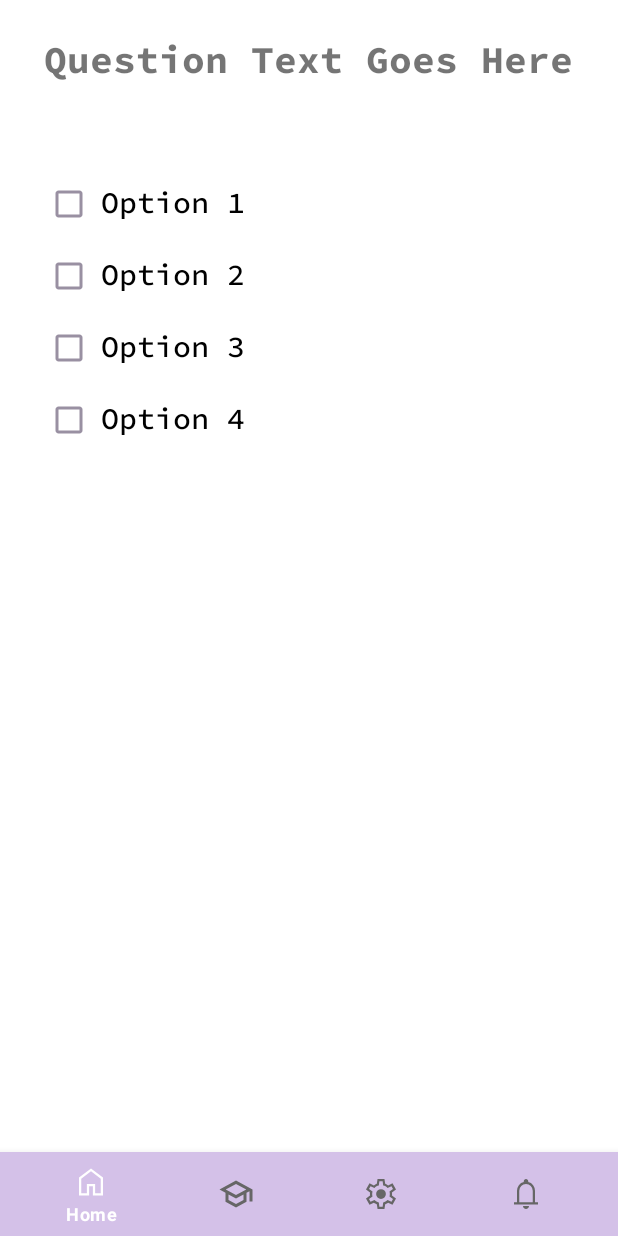
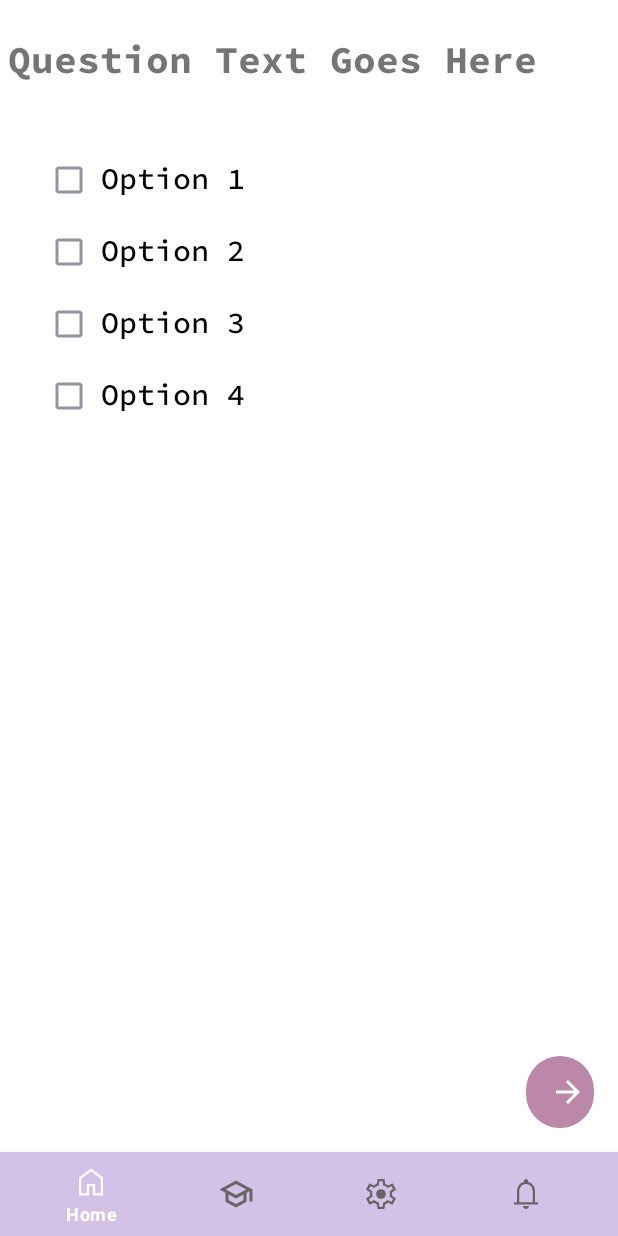
Before and after one commit to Learn-IT-Organization/mobile-app, an Android app: the MultipleChoiceQuizFragment screen opened through its navigation route, on a phone screen of 412 x 824 dp. Run offline under Robolectric (Android 15) with nearby library versions, the phone set to English and light mode, and no system bars; our stand-ins replace navigation-ui; libraries missing offline, so code that uses them is left out: com.franmontiel.persistentcookiejar; pictures from the network do not load; Roboto replaces fonts that are not available here; 4 statements that could not run were skipped.

Commit message:
#79: Bug fixed

```diff
--- a/app/src/main/java/com/example/learnit/data/ApiConstants.kt
+++ b/app/src/main/java/com/example/learnit/data/ApiConstants.kt
@@ -2,7 +2,7 @@ package com.example.learnit.data
 
 object ApiConstants {
 
-    const val API_BASE_URL = "http://192.168.0.103:3306/"
+    const val API_BASE_URL = "http://192.168.1.138:3306/"
     //change it to your own ipv4 address
     const val TOKEN = "token"
     const val EXPIRATION_TIME = "expirationTime"
--- a/app/src/main/java/com/example/learnit/ui/feature/courses/quiz/fragment/MultipleChoiceQuizFragment.kt
+++ b/app/src/main/java/com/example/learnit/ui/feature/courses/quiz/fragment/MultipleChoiceQuizFragment.kt
@@ -7,7 +7,7 @@ import android.util.Log
 import android.view.LayoutInflater
 import android.view.View
 import android.view.ViewGroup
-import androidx.fragment.app.viewModels
+import androidx.fragment.app.activityViewModels
 import com.example.learnit.data.SharedPreferences
 import com.example.learnit.databinding.FragmentQuizMultipleChoiceBinding
 import com.example.learnit.ui.feature.courses.quiz.QuizButtonClickListener
@@ -17,10 +17,9 @@ import java.util.Date
 
 class MultipleChoiceQuizFragment : BaseQuizFragment(), QuizButtonClickListener {
     override lateinit var binding: FragmentQuizMultipleChoiceBinding
+    override val viewModel: SharedQuizViewModel by activityViewModels()
+    override val TAG: String = MultipleChoiceQuizFragment::class.java.simpleName
 
-    override val viewModel: SharedQuizViewModel by viewModels()
-
-    override val TAG: String = MultipleChoiceQuizFragment::class.java.simpleName
     private var currentQuestion: QuestionsAnswersModel? = null
 
     private var courseId: Int = -1
@@ -45,6 +44,15 @@ class MultipleChoiceQuizFragment : BaseQuizFragment(), QuizButtonClickListener {
         }
 
         return binding.root
+    }
+
+    override fun onViewCreated(view: View, savedInstanceState: Bundle?) {
+        super.onViewCreated(view, savedInstanceState)
+
+        binding.checkAndSubmitButton.setOnClickListener {
+            onNextButtonClicked()
+        }
+
     }
 
     private fun clearCheckBoxes() {
@@ -73,6 +81,7 @@ class MultipleChoiceQuizFragment : BaseQuizFragment(), QuizButtonClickListener {
         Log.d(TAG, "question id:${currentQuestion?.questionId}")
         Log.d(TAG, "multiple_choice onNextButtonClicked")
         clearCheckBoxes()
+        QuizFragment.viewPager.currentItem += 1
     }
 
     private fun getSelectedAnswers(): List<Boolean> {
--- /dev/null
+++ b/app/src/main/res/drawable/arrow_next.xml
@@ -0,0 +1,5 @@
+<vector android:autoMirrored="true" android:height="24dp"
+    android:tint="#000000" android:viewportHeight="24"
+    android:viewportWidth="24" android:width="24dp" xmlns:android="http://schemas.android.com/apk/res/android">
+    <path android:fillColor="@android:color/white" android:pathData="M12,4l-1.41,1.41L16.17,11H4v2h12.17l-5.58,5.59L12,20l8,-8z"/>
+</vector>
--- a/app/src/main/res/layout/fragment_quiz_multiple_choice.xml
+++ b/app/src/main/res/layout/fragment_quiz_multiple_choice.xml
@@ -1,67 +1,93 @@
-<ScrollView
+<?xml version="1.0" encoding="utf-8"?>
+<androidx.constraintlayout.widget.ConstraintLayout
     xmlns:android="http://schemas.android.com/apk/res/android"
-    android:layout_width="match_parent"
-    android:layout_height="match_parent">
-
-<RelativeLayout xmlns:android="http://schemas.android.com/apk/res/android"
+    xmlns:app="http://schemas.android.com/apk/res-auto"
     android:layout_width="match_parent"
     android:layout_height="match_parent">
 
     <TextView
         android:id="@+id/questionTextView"
         style="@style/subtitle_style"
-        android:layout_width="wrap_content"
+        android:layout_width="0dp"
         android:layout_height="wrap_content"
-        android:layout_centerHorizontal="true"
+        android:layout_marginTop="16dp"
+        android:text="Question Text Goes Here"
         android:textSize="25sp"
-        android:layout_marginTop="16dp"
-        android:text="Question Text Goes Here" />
+        app:layout_constraintEnd_toEndOf="parent"
+        app:layout_constraintStart_toStartOf="parent"
+        app:layout_constraintTop_toTopOf="parent"
+        />
+
+    <ScrollView
+        android:layout_width="0dp"
+        android:layout_height="0dp"
+        app:layout_constraintTop_toBottomOf="@+id/questionTextView"
+        app:layout_constraintEnd_toEndOf="parent"
+        app:layout_constraintStart_toStartOf="parent"
+        app:layout_constraintBottom_toTopOf="@+id/checkAndSubmitButton"
+        >
 
         <LinearLayout
             android:id="@+id/optionsLinearLayout"
             style="@style/subtitle_style"
             android:layout_width="match_parent"
             android:layout_height="wrap_content"
-        android:layout_below="@id/questionTextView"
-        android:layout_centerHorizontal="true"
-        android:layout_marginTop="16dp"
             android:orientation="vertical"
-        android:padding="30dp">
+            android:padding="30dp"
+            >
 
             <CheckBox
                 android:id="@+id/option1CheckBox"
                 style="@style/paragraph_style"
-            android:textSize="20dp"
                 android:layout_width="wrap_content"
                 android:layout_height="wrap_content"
-            android:text="Option 1" />
+                android:text="Option 1"
+                android:textSize="20dp"
+                />
 
             <CheckBox
                 android:id="@+id/option2CheckBox"
                 style="@style/paragraph_style"
-            android:textSize="20dp"
                 android:layout_width="wrap_content"
                 android:layout_height="wrap_content"
-            android:text="Option 2" />
+                android:text="Option 2"
+                android:textSize="20dp"
+                />
 
             <CheckBox
                 android:id="@+id/option3CheckBox"
                 style="@style/paragraph_style"
-            android:textSize="20dp"
                 android:layout_width="wrap_content"
                 android:layout_height="wrap_content"
-            android:text="Option 3" />
+                android:text="Option 3"
+                android:textSize="20dp"
+                />
 
             <CheckBox
                 android:id="@+id/option4CheckBox"
                 style="@style/paragraph_style"
-            android:textSize="20dp"
                 android:layout_width="wrap_content"
                 android:layout_height="wrap_content"
-            android:text="Option 4" />
+                android:text="Option 4"
+                android:textSize="20dp"
+                />
 
         </LinearLayout>
 
-</RelativeLayout>
+    </ScrollView>
 
-</ScrollView>
+    <Button
+        android:id="@+id/checkAndSubmitButton"
+        style="@style/custom_button"
+        android:layout_width="45dp"
+        android:layout_height="wrap_content"
+        android:layout_margin="16dp"
+        app:icon="@drawable/arrow_next"
+        app:circularflow_viewCenter="@drawable/arrow_next"
+        app:layout_constraintBottom_toBottomOf="parent"
+        app:layout_constraintEnd_toEndOf="parent"
+        android:layout_marginBottom="16dp"
+        android:layout_marginEnd="16dp"
+        />
+
+</androidx.constraintlayout.widget.ConstraintLayout>
--- a/app/src/main/res/values/strings.xml
+++ b/app/src/main/res/values/strings.xml
@@ -22,4 +22,5 @@
     <string name="user_level">User Level</string>
     <string name="submit">Submit</string>
     <string name="user_level_beginner">User Level: begginer</string>
+    <string name="next">next</string>
 </resources>
--- a/app/src/main/res/values/styles.xml
+++ b/app/src/main/res/values/styles.xml
@@ -43,13 +43,13 @@
 
     <style name="title_style">
         <item name="fontFamily">@font/source_code_pro_bold</item>
-        <item name="android:textSize">25sp</item>
+        <item name="android:textSize">22sp</item>
         <item name="android:padding">5dp</item>
     </style>
 
     <style name="subtitle_style">
         <item name="fontFamily">@font/source_code_pro_bold</item>
-        <item name="android:textSize">18sp</item>
+        <item name="android:textSize">16sp</item>
         <item name="android:padding">5dp</item>
     </style>
 
```
Also changed, not shown: app/src/main/java/com/example/learnit/ui/feature/courses/quiz/fragment/QuizFragment.kt (+32 -44 lines), app/src/main/java/com/example/learnit/ui/feature/courses/quiz/fragment/TrueFalseQuizFragment.kt (+11 -4 lines), app/src/main/java/com/example/learnit/ui/feature/courses/quiz/viewModel/SharedQuizViewModel.kt (+13 -17 lines), app/src/main/res/layout/fragment_quiz.xml (+4 -17 lines), app/src/main/res/layout/fragment_quiz_true_false.xml (+18 -5 lines). Lines whose indentation alone changed are shown as unchanged.
